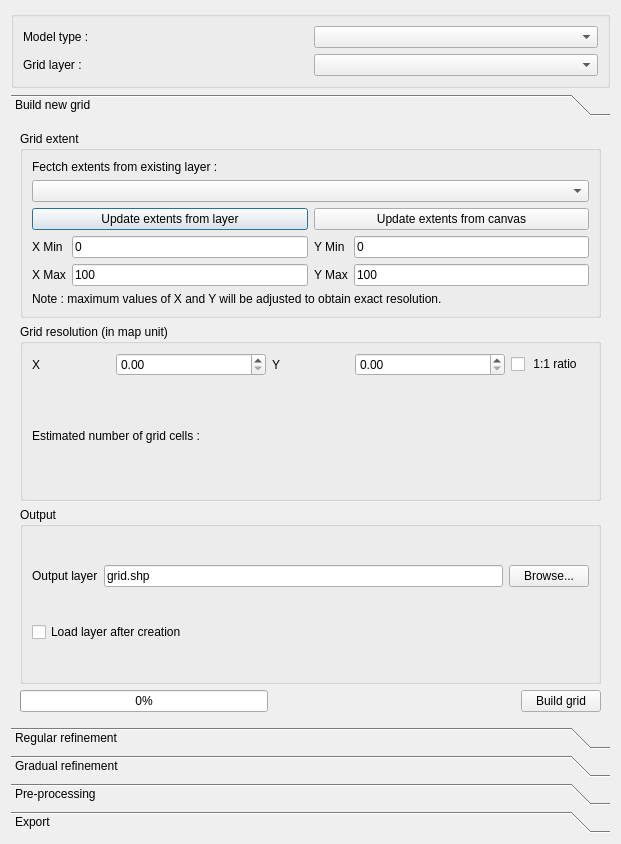
Before: the Qt Designer form ui_qgridder.ui in apryet/Qgridder, drawn with Qt 5.
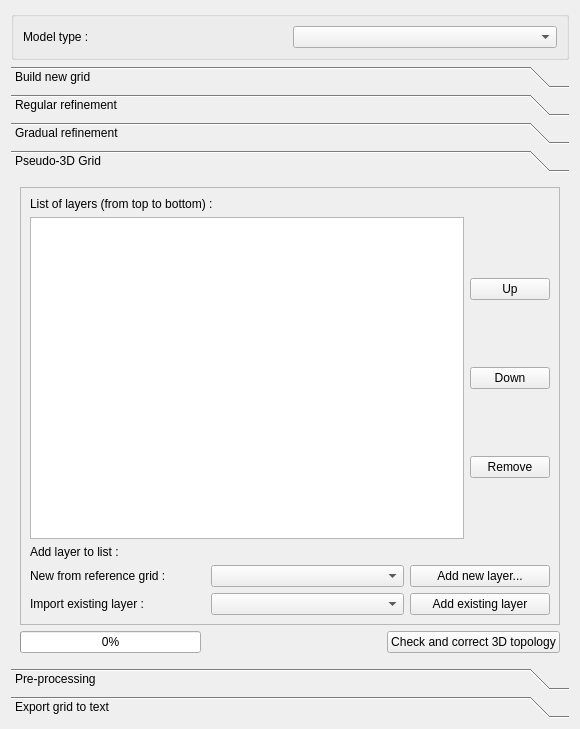
After: the same form once the commit is applied.

Commit message: Implementation of pseudo-3D grid management

```diff
--- a/ui_qgridder.ui
+++ b/ui_qgridder.ui
@@ -6,8 +6,8 @@
    <rect>
     <x>0</x>
     <y>0</y>
-    <width>621</width>
-    <height>844</height>
+    <width>580</width>
+    <height>729</height>
    </rect>
   </property>
   <property name="windowTitle">
@@ -38,39 +38,24 @@
         </item>
        </layout>
       </item>
-      <item>
-       <layout class="QHBoxLayout" name="horizontalLayout_11">
-        <item>
-         <widget class="QLabel" name="labelGridLayer">
-          <property name="text">
-           <string>Grid layer :</string>
-          </property>
-         </widget>
-        </item>
-        <item>
-         <widget class="QComboBox" name="listGridLayer">
-          <property name="enabled">
-           <bool>true</bool>
-          </property>
-         </widget>
-        </item>
-       </layout>
-      </item>
      </layout>
     </widget>
    </item>
    <item>
     <widget class="QToolBox" name="toolBox">
+     <property name="enabled">
+      <bool>true</bool>
+     </property>
      <property name="currentIndex">
-      <number>0</number>
+      <number>3</number>
      </property>
      <widget class="QWidget" name="page_grid">
       <property name="geometry">
        <rect>
         <x>0</x>
-        <y>0</y>
-        <width>597</width>
-        <height>542</height>
+        <y>-87</y>
+        <width>546</width>
+        <height>501</height>
        </rect>
       </property>
       <attribute name="label">
@@ -349,6 +334,24 @@
        <string>Regular refinement</string>
       </attribute>
       <layout class="QVBoxLayout" name="verticalLayout_2">
+       <item>
+        <layout class="QHBoxLayout" name="horizontalLayout_11">
+         <item>
+          <widget class="QLabel" name="labelGridLayer">
+           <property name="text">
+            <string>Grid layer :</string>
+           </property>
+          </widget>
+         </item>
+         <item>
+          <widget class="QComboBox" name="listGridLayer">
+           <property name="enabled">
+            <bool>true</bool>
+           </property>
+          </widget>
+         </item>
+        </layout>
+       </item>
        <item>
         <widget class="QLabel" name="label_9">
          <property name="text">
@@ -656,6 +659,176 @@
        </item>
       </layout>
      </widget>
+     <widget class="QWidget" name="page_4">
+      <property name="geometry">
+       <rect>
+        <x>0</x>
+        <y>0</y>
+        <width>556</width>
+        <height>429</height>
+       </rect>
+      </property>
+      <attribute name="label">
+       <string>Pseudo-3D Grid</string>
+      </attribute>
+      <layout class="QVBoxLayout" name="verticalLayout_9">
+       <item>
+        <widget class="QFrame" name="frame">
+         <property name="frameShape">
+          <enum>QFrame::StyledPanel</enum>
+         </property>
+         <property name="frameShadow">
+          <enum>QFrame::Raised</enum>
+         </property>
+         <layout class="QVBoxLayout" name="verticalLayout_10">
+          <item>
+           <widget class="QLabel" name="label_25">
+            <property name="text">
+             <string>List of layers (from top to bottom) : </string>
+            </property>
+           </widget>
+          </item>
+          <item>
+           <layout class="QHBoxLayout" name="horizontalLayout_10">
+            <item>
+             <widget class="QListWidget" name="listLayers3D"/>
+            </item>
+            <item>
+             <layout class="QVBoxLayout" name="verticalLayout_8">
+              <item>
+               <widget class="QPushButton" name="buttonLayer3DUp">
+                <property name="text">
+                 <string>Up</string>
+                </property>
+               </widget>
+              </item>
+              <item>
+               <widget class="QPushButton" name="buttonLayer3DDown">
+                <property name="text">
+                 <string>Down</string>
+                </property>
+               </widget>
+              </item>
+              <item>
+               <widget class="QPushButton" name="buttonLayer3DRemove">
+                <property name="text">
+                 <string>Remove</string>
+                </property>
+               </widget>
+              </item>
+             </layout>
+            </item>
+           </layout>
+          </item>
+          <item>
+           <widget class="QLabel" name="label_23">
+            <property name="text">
+             <string>Add layer to list : </string>
+            </property>
+           </widget>
+          </item>
+          <item>
+           <layout class="QHBoxLayout" name="horizontalLayout_14">
+            <item>
+             <widget class="QLabel" name="label_21">
+              <property name="maximumSize">
+               <size>
+                <width>175</width>
+                <height>16777215</height>
+               </size>
+              </property>
+              <property name="text">
+               <string>New from reference grid :</string>
+              </property>
+             </widget>
+            </item>
+            <item>
+             <widget class="QComboBox" name="listReferenceGrid"/>
+            </item>
+            <item>
+             <widget class="QPushButton" name="buttonAddNewLayer3D">
+              <property name="maximumSize">
+               <size>
+                <width>140</width>
+                <height>16777215</height>
+               </size>
+              </property>
+              <property name="text">
+               <string>Add new layer...</string>
+              </property>
+             </widget>
+            </item>
+           </layout>
+          </item>
+          <item>
+           <layout class="QHBoxLayout" name="horizontalLayout_16">
+            <item>
+             <widget class="QLabel" name="label_24">
+              <property name="maximumSize">
+               <size>
+                <width>175</width>
+                <height>16777215</height>
+               </size>
+              </property>
+              <property name="text">
+               <string>Import existing layer : </string>
+              </property>
+             </widget>
+            </item>
+            <item>
+             <widget class="QComboBox" name="listExistingLayer"/>
+            </item>
+            <item>
+             <widget class="QPushButton" name="buttonAddExistingLayer3D">
+              <property name="maximumSize">
+               <size>
+                <width>140</width>
+                <height>16777215</height>
+               </size>
+              </property>
+              <property name="text">
+               <string>Add existing layer</string>
+              </property>
+             </widget>
+            </item>
+           </layout>
+          </item>
+         </layout>
+        </widget>
+       </item>
+       <item>
+        <layout class="QHBoxLayout" name="horizontalLayout_15">
+         <item>
+          <widget class="QProgressBar" name="progressBarCheck3D">
+           <property name="value">
+            <number>0</number>
+           </property>
+          </widget>
+         </item>
+         <item>
+          <spacer name="horizontalSpacer_8">
+           <property name="orientation">
+            <enum>Qt::Horizontal</enum>
+           </property>
+           <property name="sizeHint" stdset="0">
+            <size>
+             <width>40</width>
+             <height>20</height>
+            </size>
+           </property>
+          </spacer>
+         </item>
+         <item>
+          <widget class="QPushButton" name="buttonCheck3D">
+           <property name="text">
+            <string>Check and correct 3D topology</string>
+           </property>
+          </widget>
+         </item>
+        </layout>
+       </item>
+      </layout>
+     </widget>
      <widget class="QWidget" name="page_3">
       <property name="geometry">
        <rect>
@@ -718,7 +891,7 @@
        </rect>
       </property>
       <attribute name="label">
-       <string>Export</string>
+       <string>Export grid to text</string>
       </attribute>
       <layout class="QVBoxLayout" name="verticalLayout_5">
        <item>
```
Left out of the diff: 17 changed lines with no effect on the pictures. The commit also changes 3 other files.
